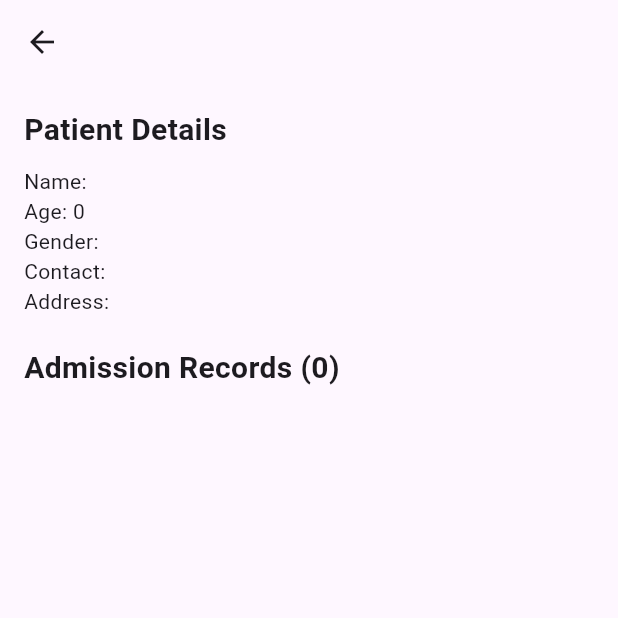
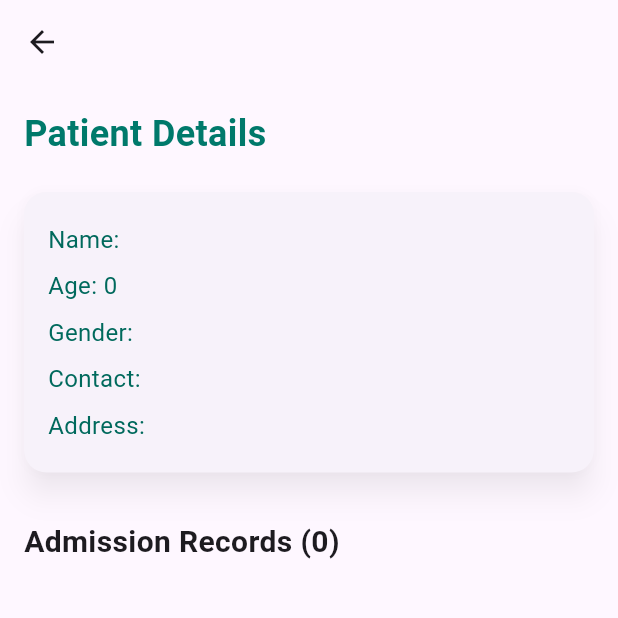
Before and after one commit to Aadarsh-Mane/doctorapp, a Flutter app: the PatientDetailScreen4 screen opened directly with empty values, on a phone screen of 412 x 824 dp, the top half of it. Run offline on Flutter 3.47's test engine with Material 3 defaults, Android fonts, the phone set to English and light mode, and no system bars; our stand-ins replace carousel_slider, curved_navigation_bar, flutter_riverpod, shared_preferences, socket_io_client; accounts and stored records are empty.

Commit message:
updated ui for doctors follow up

```diff
--- a/lib/Doctor/DoctorPatientDetailScreen.dart
+++ b/lib/Doctor/DoctorPatientDetailScreen.dart
@@ -29,17 +29,46 @@ class PatientDetailScreen4 extends StatelessWidget {
         padding: const EdgeInsets.all(16.0),
         child: ListView(
           children: [
+            // Header for Patient Details
             Text(
               'Patient Details',
-              style: TextStyle(fontSize: 20, fontWeight: FontWeight.bold),
+              style: TextStyle(
+                fontSize: 24,
+                fontWeight: FontWeight.bold,
+                color: Colors.teal.shade700,
+              ),
             ),
             const SizedBox(height: 10),
-            Text('Name: ${patient.name}'),
-            Text('Age: ${patient.age}'),
-            Text('Gender: ${patient.gender}'),
-            Text('Contact: ${patient.contact}'),
-            Text('Address: ${patient.address}'),
+
+            // Patient Details Card with Animated Effect
+            AnimatedOpacity(
+              opacity: 1.0,
+              duration: const Duration(seconds: 1),
+              child: Card(
+                shape: RoundedRectangleBorder(
+                  borderRadius: BorderRadius.circular(15.0),
+                ),
+                elevation: 8,
+                shadowColor: Colors.black.withOpacity(0.3),
+                margin: const EdgeInsets.symmetric(vertical: 12),
+                child: Padding(
+                  padding: const EdgeInsets.all(16.0),
+                  child: Column(
+                    crossAxisAlignment: CrossAxisAlignment.start,
+                    children: [
+                      _buildPatientDetail('Name: ', patient.name),
+                      _buildPatientDetail('Age: ', patient.age.toString()),
+                      _buildPatientDetail('Gender: ', patient.gender),
+                      _buildPatientDetail('Contact: ', patient.contact),
+                      _buildPatientDetail('Address: ', patient.address),
+                    ],
+                  ),
+                ),
+              ),
+            ),
             const SizedBox(height: 20),
+
+            // Admission Records Section
             Text(
               'Admission Records (${patient.admissionRecords.length})',
               style: TextStyle(fontSize: 20, fontWeight: FontWeight.bold),
@@ -91,6 +120,18 @@ class PatientDetailScreen4 extends StatelessWidget {
     );
   }
 
+  // Helper Method to Create Patient Details Section
+  Widget _buildPatientDetail(String label, String value) {
+    return Padding(
+      padding: const EdgeInsets.symmetric(vertical: 4.0),
+      child: Text(
+        '$label$value',
+        style: TextStyle(fontSize: 16, color: Colors.teal.shade800),
+      ),
+    );
+  }
+
+  // Helper Method to Build Follow-Up Table
   Widget _buildFollowUpTable(FollowUp followUp) {
     return Card(
       shape: RoundedRectangleBorder(
@@ -135,8 +176,7 @@ class PatientDetailScreen4 extends StatelessWidget {
                   DataRow(
                     color: MaterialStateProperty.resolveWith<Color>(
                       (Set<MaterialState> states) {
-                        return Colors.lightBlueAccent
-                            .withOpacity(0.2); // Light blue row color
+                        return Colors.lightBlueAccent.withOpacity(0.2);
                       },
                     ),
                     cells: [
@@ -166,6 +206,7 @@ class PatientDetailScreen4 extends StatelessWidget {
     );
   }
 
+  // Helper Method to Build Table Row for Follow-Ups
   DataRow _buildTableRow(String label, String value) {
     return DataRow(
       cells: [
```
